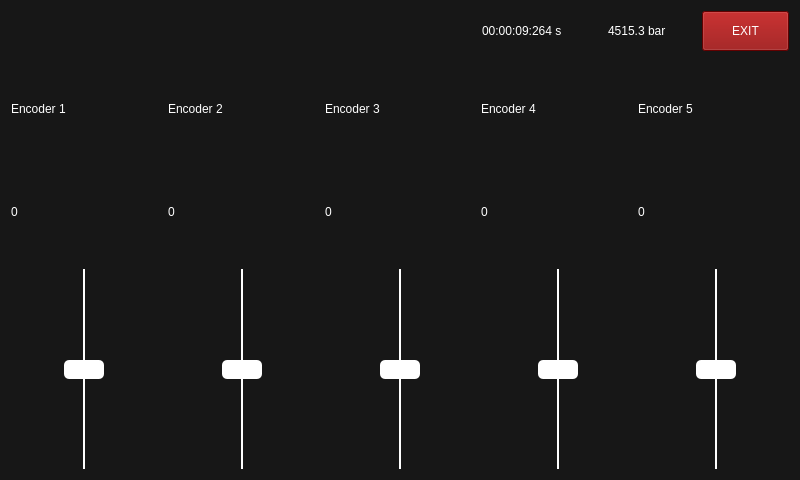
Old version of the form src/ui/mainwindow.ui in the repository MrFrangipane/frangitron-raspberry.
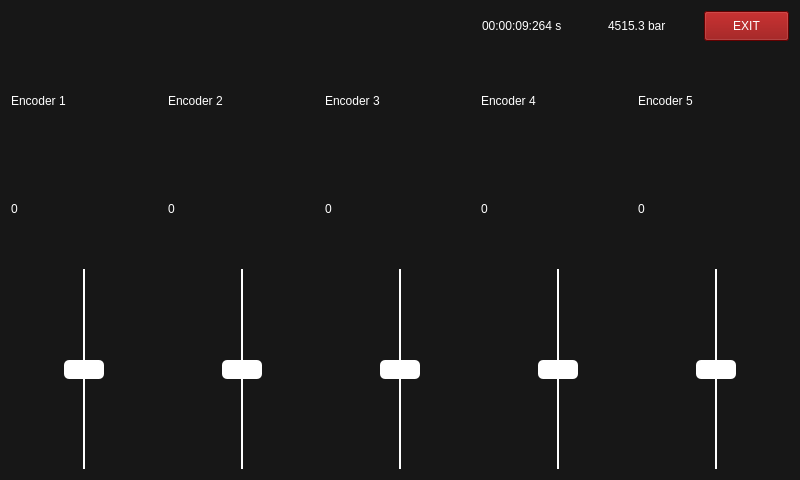
New version of the form. Custom widgets are drawn as their Qt base class.

Commit message: fix sequencer painting

Diff of the .ui file:
```diff
--- a/src/ui/mainwindow.ui
+++ b/src/ui/mainwindow.ui
@@ -313,6 +313,12 @@
     <layout class="QHBoxLayout" name="layoutInfos">
      <item>
       <widget class="SequencerWidget" name="sequencer" native="true">
+       <property name="sizePolicy">
+        <sizepolicy hsizetype="Fixed" vsizetype="Preferred">
+         <horstretch>0</horstretch>
+         <verstretch>0</verstretch>
+        </sizepolicy>
+       </property>
        <property name="minimumSize">
         <size>
          <width>465</width>
@@ -324,7 +330,7 @@
      <item>
       <widget class="QLabel" name="infos_left">
        <property name="sizePolicy">
-        <sizepolicy hsizetype="Preferred" vsizetype="Preferred">
+        <sizepolicy hsizetype="Fixed" vsizetype="Preferred">
          <horstretch>0</horstretch>
          <verstretch>0</verstretch>
         </sizepolicy>
@@ -346,14 +352,14 @@
      <item>
       <widget class="QLabel" name="infos_right">
        <property name="sizePolicy">
-        <sizepolicy hsizetype="Preferred" vsizetype="Preferred">
+        <sizepolicy hsizetype="Fixed" vsizetype="Preferred">
          <horstretch>0</horstretch>
          <verstretch>0</verstretch>
         </sizepolicy>
        </property>
        <property name="minimumSize">
         <size>
-         <width>85</width>
+         <width>90</width>
          <height>0</height>
         </size>
        </property>
@@ -373,7 +379,7 @@
        <property name="minimumSize">
         <size>
          <width>0</width>
-         <height>40</height>
+         <height>30</height>
         </size>
        </property>
        <property name="styleSheet">
```
The commit also changes 1 other file.
